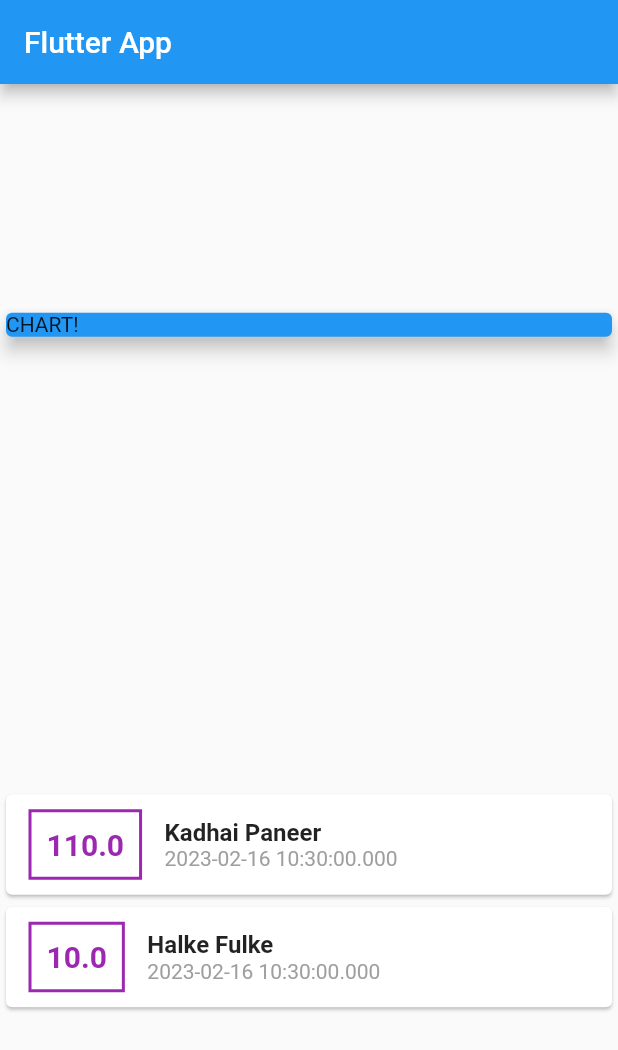
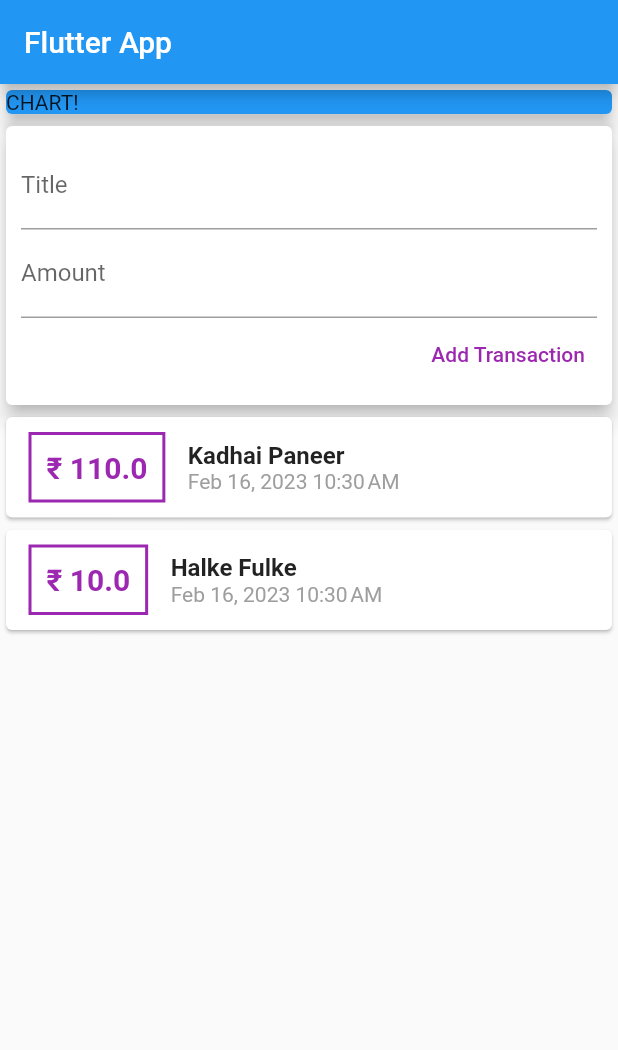
Before and after one commit to Adarshkumar167/expenses_app, a Flutter app: the screen it shows after launch, on a phone screen of 412 x 824 dp. Shown: the top 1050 px of the screen. Run offline on Flutter 3.47's test engine with Material 2 defaults, Android fonts, the phone set to English and light mode, and no system bars.

Commit message:
created widgets and models folder

```diff
--- a/lib/main.dart
+++ b/lib/main.dart
@@ -1,6 +1,6 @@
 import 'package:flutter/material.dart';
-import './transaction.dart';
 
+import './widgets/user_transaction.dart';
 void main() {
   runApp(const MyApp());
 }
@@ -9,30 +9,16 @@ class MyApp extends StatelessWidget {
   const MyApp({super.key});
   @override
   Widget build(BuildContext context) {
-    return MaterialApp(
+    return const MaterialApp(
       title: 'Flutter Demo',
       home: MyHomePage(),
     );
   }
 }
 
+// ignore: must_be_immutable
 class MyHomePage extends StatelessWidget {
-  final List<Transaction> transactions = [
-    Transaction(
-      id: 't1',
-      title: 'Kadhai Paneer',
-      amount: 110.00,
-      date: DateTime.now(),
-    ),
-    Transaction(
-      id: 't2',
-      title: 'Halke Fulke',
-      amount: 10.00,
-      date: DateTime.now(),
-    ),
-  ];
-
-  MyHomePage({super.key});
+  const MyHomePage({super.key});
 
   @override
   Widget build(BuildContext context) {
@@ -41,10 +27,11 @@ class MyHomePage extends StatelessWidget {
         title: const Text('Flutter App'),
       ),
       body: Column(
-        mainAxisAlignment: MainAxisAlignment.spaceAround,
+        // mainAxisAlignment: MainAxisAlignment.spaceAround,
         crossAxisAlignment: CrossAxisAlignment.stretch,
-        children: <Widget>[
-          const SizedBox(
+        children: const <Widget>[
+
+          SizedBox(
             width: double.infinity,
             child: Card(
               elevation: 5,
@@ -52,51 +39,7 @@ class MyHomePage extends StatelessWidget {
               child: Text('CHART!'),
             ),
           ),
-          Column(
-            children: transactions.map((tx) {
-              return Card(
-                child: Row(
-                  children: <Widget>[
-                    Container(
-                      margin: const EdgeInsets.symmetric(
-                        vertical: 10,
-                        horizontal: 15,
-                      ),
-                      decoration: BoxDecoration(
-                          border: Border.all(
-                        color: Colors.purple,
-                        width: 2,
-                      )),
-                      padding: const EdgeInsets.all(10),
-                      child: Text(
-                        tx.amount.toString(),
-                        style: const TextStyle(
-                          fontWeight: FontWeight.bold,
-                          fontSize: 20,
-                          color: Colors.purple,
-                        ),
-                      ),
-                    ),
-                    Column(
-                      crossAxisAlignment: CrossAxisAlignment.start,
-                      children: <Widget>[
-                        Text(tx.title, style: const TextStyle(
-                          fontWeight: FontWeight.bold,
-                          fontSize: 16,
-                        ),),
-                        Text(
-                          tx.date.toString(),
-                          style: const TextStyle(
-                            color: Colors.grey,
-                          ),
-                        ),
-                      ],
-                    )
-                  ],
-                ),
-              );
-            }).toList(),
-          ),
+          UserTransaction()
         ],
       ),
     );
--- /dev/null
+++ b/lib/widgets/new_transaction.dart
@@ -0,0 +1,45 @@
+import 'package:flutter/material.dart';
+
+class NewTransaction extends StatelessWidget {
+  NewTransaction({super.key, required this.addTx});
+  final Function addTx;
+  final titleController = TextEditingController();
+  final amountController = TextEditingController();
+
+  @override
+  Widget build(BuildContext context) {
+    return Card(
+      elevation: 5,
+      child: Container(
+        padding: const EdgeInsets.all(10),
+        child: Column(
+          crossAxisAlignment: CrossAxisAlignment.end,
+          children: <Widget>[
+            TextField(
+              decoration: const InputDecoration(labelText: 'Title'),
+              controller: titleController,
+              // onChanged: (value) => titleInput = value,
+            ),
+            TextField(
+              decoration: const InputDecoration(labelText: 'Amount'),
+              controller: amountController,
+              // onChanged: (value) => amountInput = value,
+            ),
+            TextButton(
+              onPressed: () {
+                addTx(
+                  titleController.text,
+                  double.parse(amountController.text),
+                );
+              },
+              child: const Text(
+                'Add Transaction',
+                style: TextStyle(color: Colors.purple),
+              ),
+            )
+          ],
+        ),
+      ),
+    );
+  }
+}
--- /dev/null
+++ b/lib/widgets/transactions_list.dart
@@ -0,0 +1,65 @@
+import 'package:flutter/material.dart';
+import 'package:intl/intl.dart';
+
+import '../models/transaction.dart';
+
+
+
+class TransactionList extends StatelessWidget {
+
+  final List<Transaction> transactions;
+
+  const TransactionList(this.transactions, {super.key});
+
+  @override
+  Widget build(BuildContext context) {
+    return Column(
+      children: transactions.map((tx) {
+        return Card(
+          child: Row(
+            children: <Widget>[
+              Container(
+                margin: const EdgeInsets.symmetric(
+                  vertical: 10,
+                  horizontal: 15,
+                ),
+                decoration: BoxDecoration(
+                    border: Border.all(
+                  color: Colors.purple,
+                  width: 2,
+                )),
+                padding: const EdgeInsets.all(10),
+                child: Text(
+                  '₹ ${tx.amount}',
+                  style: const TextStyle(
+                    fontWeight: FontWeight.bold,
+                    fontSize: 20,
+                    color: Colors.purple,
+                  ),
+                ),
+              ),
+              Column(
+                crossAxisAlignment: CrossAxisAlignment.start,
+                children: <Widget>[
+                  Text(
+                    tx.title,
+                    style: const TextStyle(
+                      fontWeight: FontWeight.bold,
+                      fontSize: 16,
+                    ),
+                  ),
+                  Text(
+                    DateFormat.yMMMd().add_jm().format(tx.date),
+                    style: const TextStyle(
+                      color: Colors.grey,
+                    ),
+                  ),
+                ],
+              )
+            ],
+          ),
+        );
+      }).toList(),
+    );
+  }
+}
--- /dev/null
+++ b/lib/widgets/user_transaction.dart
@@ -0,0 +1,52 @@
+import 'package:flutter/material.dart';
+
+import './transactions_list.dart';
+import './new_transaction.dart';
+import '../models/transaction.dart';
+
+class UserTransaction extends StatefulWidget {
+  const UserTransaction({super.key});
+
+  @override
+  State<UserTransaction> createState() => _UserTransactionState();
+}
+
+class _UserTransactionState extends State<UserTransaction> {
+  final List<Transaction> _userTransaction = [
+    Transaction(
+      id: 't1',
+      title: 'Kadhai Paneer',
+      amount: 110.00,
+      date: DateTime.now(),
+    ),
+    Transaction(
+      id: 't2',
+      title: 'Halke Fulke',
+      amount: 10.00,
+      date: DateTime.now(),
+    ),
+  ];
+
+  void _addNewTransaction(String txTitle, double txAmount) {
+    final newTx = Transaction(
+      title: txTitle,
+      amount: txAmount,
+      date: DateTime.now(),
+      id: DateTime.now().toString(),
+    );
+
+    setState(() {
+      _userTransaction.add(newTx);
+    });
+  }
+
+  @override
+  Widget build(BuildContext context) {
+    return Column(
+      children: <Widget>[
+        NewTransaction(addTx: _addNewTransaction),
+        TransactionList(_userTransaction),
+      ],
+    );
+  }
+}
--- a/pubspec.yaml
+++ b/pubspec.yaml
@@ -30,6 +30,7 @@ environment:
 dependencies:
   flutter:
     sdk: flutter
+  intl: ^0.18.0
 
 
   # The following adds the Cupertino Icons font to your application.
```
Also changed, not shown: lib/models/transaction.dart (renamed from lib/transaction.dart), pubspec.lock.
